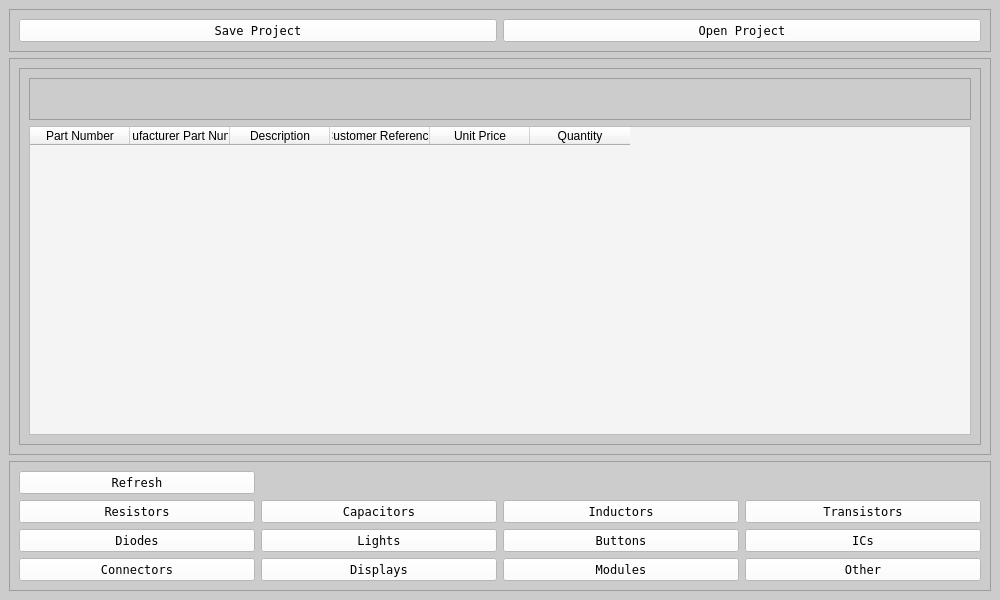
This is Program_Files/project_window.ui in Thomas1B/Electronics-Inventory-Program as Qt 5 draws it before an edit. The edited form follows.
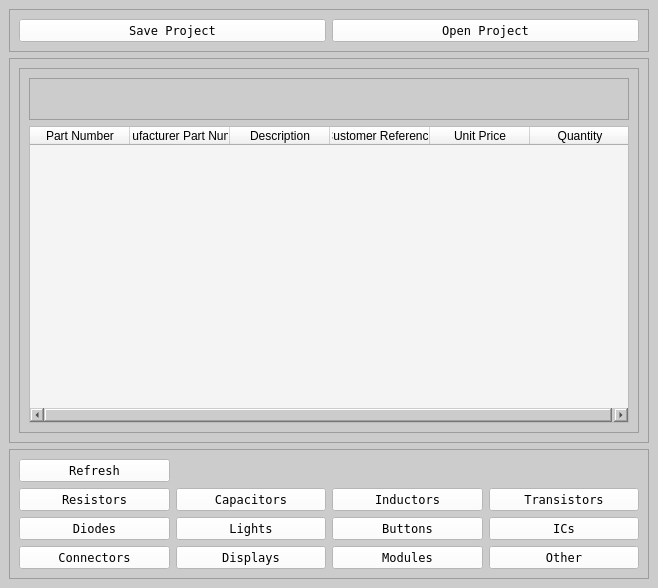
This is the edited form.

Commit message: updated project window logic

Diff of the .ui file:
```diff
--- a/Program_Files/project_window.ui
+++ b/Program_Files/project_window.ui
@@ -6,8 +6,8 @@
    <rect>
     <x>0</x>
     <y>0</y>
-    <width>1000</width>
-    <height>600</height>
+    <width>658</width>
+    <height>588</height>
    </rect>
   </property>
   <property name="windowTitle">
```
Left out of the diff: 2 changed lines with no effect on the pictures. The commit also changes 3 other files.
